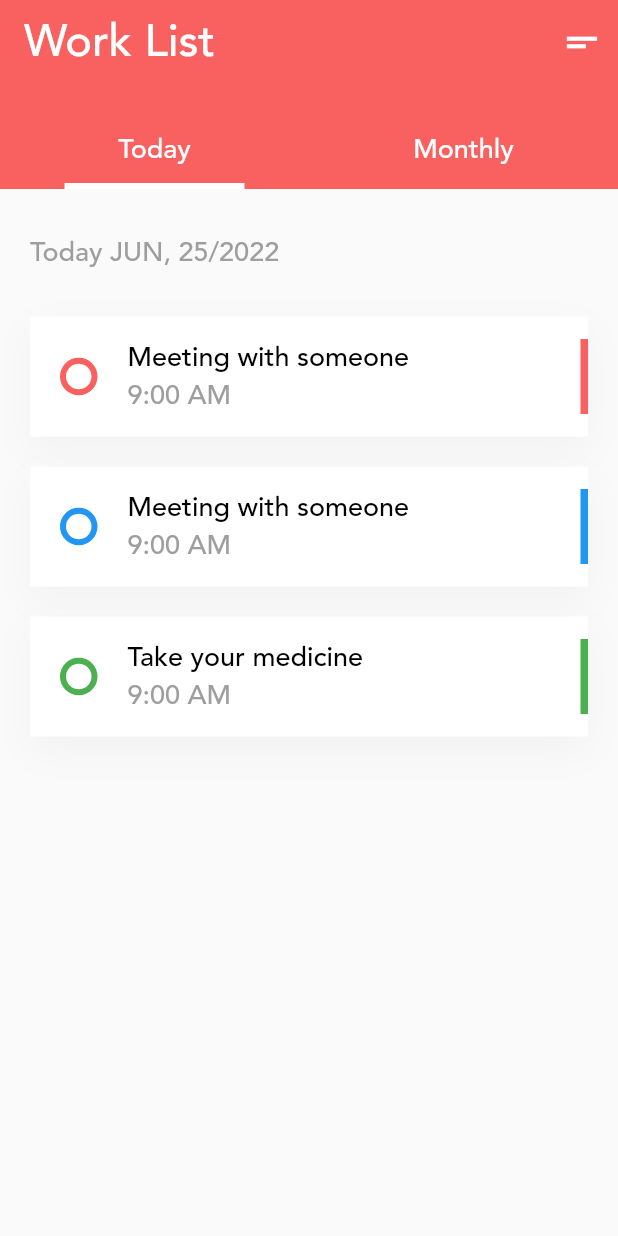
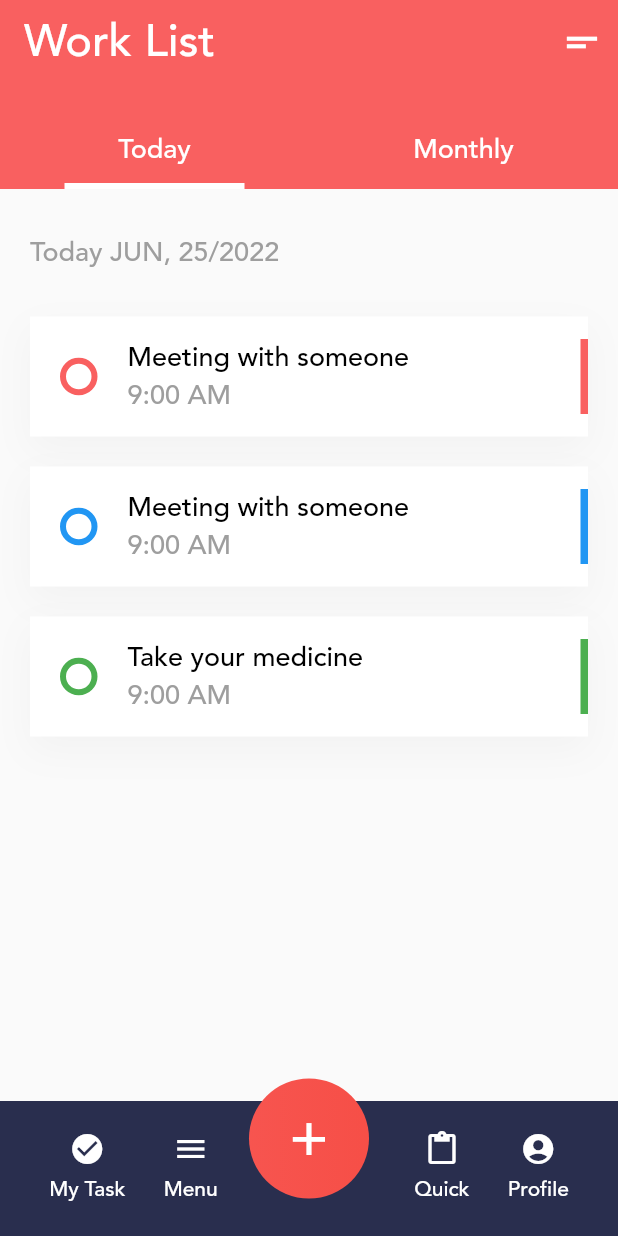
Before and after one commit to shrey0812/todo_app, a Flutter app: the homePage screen opened directly, on a phone screen of 412 x 824 dp. Run offline on Flutter 3.47's test engine with Material 2 defaults, Android fonts, the phone set to English and light mode, and no system bars; drawn by our look-alikes of flutter_slidable; our stand-ins replace table_calendar.

Commit message:
initial commit

```diff
--- a/lib/home_page.dart
+++ b/lib/home_page.dart
@@ -151,7 +151,121 @@ class _homePageState extends State<homePage> {
                     taskWidget(Colors.green, 'Take your medicine', '9:00 AM'),
                   ],
                 )),
-              )
+              ),
+              Container(
+                  height: 110,
+                  child: Stack(
+                    children: [
+                      Positioned(
+                        bottom: 0,
+                        child: Container(
+                            height: 90,
+                            width: MediaQuery.of(context).size.width,
+                            color: const Color(0xff292e4e),
+                            padding: const EdgeInsets.all(20),
+                            child: Row(
+                              mainAxisAlignment: MainAxisAlignment.spaceAround,
+                              children: [
+                                Container(
+                                  child: Column(
+                                    children: const [
+                                      Icon(
+                                        Icons.check_circle,
+                                        color: Colors.white,
+                                      ),
+                                      SizedBox(
+                                        height: 5,
+                                      ),
+                                      Text(
+                                        'My Task',
+                                        style: TextStyle(
+                                            color: Colors.white, fontSize: 14),
+                                      )
+                                    ],
+                                  ),
+                                ),
+                                Container(
+                                  child: Column(
+                                    children: const [
+                                      Icon(
+                                        Icons.menu,
+                                        color: Colors.white,
+                                      ),
+                                      SizedBox(
+                                        height: 5,
+                                      ),
+                                      Text(
+                                        'Menu',
+                                        style: TextStyle(
+                                            color: Colors.white, fontSize: 14),
+                                      )
+                                    ],
+                                  ),
+                                ),
+                                Container(width: 80),
+                                Container(
+                                  child: Column(
+                                    children: const [
+                                      Icon(
+                                        Icons.content_paste,
+                                        color: Colors.white,
+                                      ),
+                                      SizedBox(
+                                        height: 5,
+                                      ),
+                                      Text(
+                                        'Quick',
+                                        style: TextStyle(
+                                            color: Colors.white, fontSize: 14),
+                                      )
+                                    ],
+                                  ),
+                                ),
+                                Container(
+                                  child: Column(
+                                    children: const [
+                                      Icon(
+                                        Icons.account_circle,
+                                        color: Colors.white,
+                                      ),
+                                      SizedBox(
+                                        height: 5,
+                                      ),
+                                      Text(
+                                        'Profile',
+                                        style: TextStyle(
+                                            color: Colors.white, fontSize: 14),
+                                      )
+                                    ],
+                                  ),
+                                ),
+                              ],
+                            )),
+                      ),
+                      Positioned(
+                          bottom: 25,
+                          left: 0,
+                          right: 0,
+                          child: InkWell(
+                            onTap: () {},
+                            child: Container(
+                              height: 80,
+                              width: 80,
+                              decoration: const BoxDecoration(
+                                  gradient: LinearGradient(
+                                      colors: [Color(0xfff96060), Colors.red]),
+                                  shape: BoxShape.circle),
+                              child: const Center(
+                                child: Text(
+                                  '+',
+                                  style: TextStyle(
+                                      fontSize: 40, color: Colors.white),
+                                ),
+                              ),
+                            ),
+                          ))
+                    ],
+                  ))
             ],
           )
         ],
```
